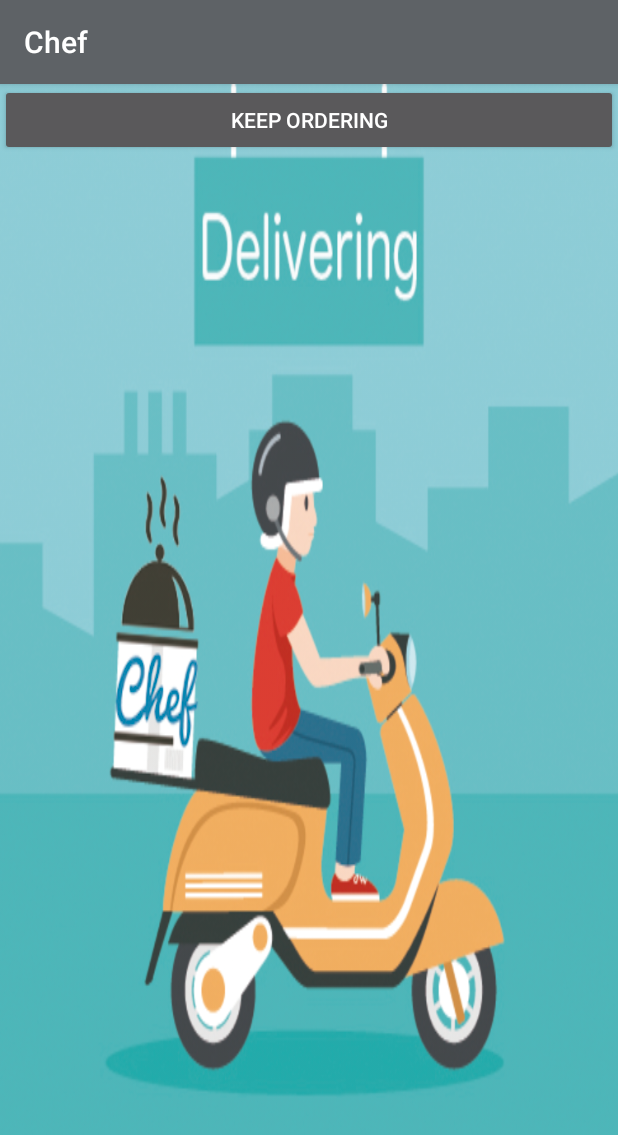
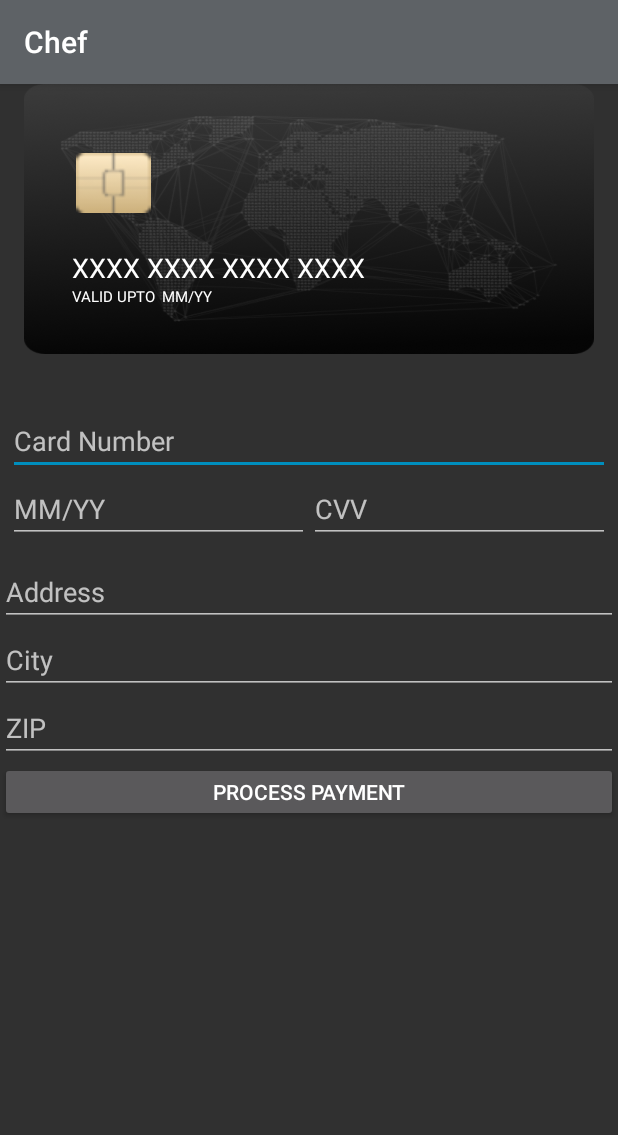
Before and after one commit to negoxp/Restaurant, an Android app: the CheckoutActivity screen opened directly, with no data from a screen before it, after a tap on "PAY", on a phone screen of 412 x 824 dp. Shown: the top 1135 px of the screen. Run offline under Robolectric (Android 15) with nearby library versions, the phone set to English and light mode, and no system bars; our stand-ins replace Firebase (no records; nobody signed in at launch, a user with empty details on screens opened directly).

Commit message:
payment process

```diff
--- a/app/build.gradle
+++ b/app/build.gradle
@@ -48,4 +48,5 @@ dependencies {
 
 
 
+
 apply plugin: 'com.google.gms.google-services'
--- a/app/src/main/AndroidManifest.xml
+++ b/app/src/main/AndroidManifest.xml
@@ -17,7 +17,6 @@
         <activity android:name=".LoginActivity">
             <intent-filter>
                 <action android:name="android.intent.action.MAIN" />
-
                 <category android:name="android.intent.category.LAUNCHER" />
             </intent-filter>
         </activity>
@@ -28,7 +27,8 @@
             android:parentActivityName=".MainActivity" />
         <activity android:name=".BookingActivity" />
         <activity android:name=".RestaurantCommentsActivity" />
-        <activity android:name=".ConfirmationActivity"></activity>
+        <activity android:name=".ConfirmationActivity" />
+        <activity android:name=".FinalizeActivity"></activity>
     </application>
 
 </manifest>
--- a/app/src/main/java/com/example/jorgeflores/restaurant/CheckoutActivity.java
+++ b/app/src/main/java/com/example/jorgeflores/restaurant/CheckoutActivity.java
@@ -11,6 +11,7 @@ import android.view.View;
 import android.widget.Button;
 import android.widget.EditText;
 import android.widget.TextView;
+import android.widget.Toast;
 
 import com.example.jorgeflores.restaurant.model.Order;
 import com.example.jorgeflores.restaurant.model.OrderDetail;
@@ -114,14 +115,14 @@ public class CheckoutActivity extends AppCompatActivity {
             public void onClick(View v) {
 
                 MainActivity.myorder.status="Ordered";
-
+                /*
                 database =  FirebaseDatabase.getInstance();
                 DatabaseReference mRef =  database.getReference().child("Orders").push();
                 mRef.setValue(MainActivity.myorder);
+                MainActivity.myorder = new Order();
+                */
 
-                MainActivity.myorder = new Order();
-
-                Intent i = new Intent(CheckoutActivity.this, ConfirmationActivity.class);
+                Intent i = new Intent(CheckoutActivity.this, FinalizeActivity.class);
                 startActivity(i);
             }
         });
--- /dev/null
+++ b/app/src/main/java/com/example/jorgeflores/restaurant/FinalizeActivity.java
@@ -0,0 +1,90 @@
+package com.example.jorgeflores.restaurant;
+
+import android.content.Intent;
+import android.support.v7.app.AppCompatActivity;
+import android.os.Bundle;
+import android.text.Editable;
+import android.text.TextWatcher;
+import android.view.View;
+import android.widget.Button;
+import android.widget.TextView;
+import android.widget.Toast;
+
+import com.example.jorgeflores.restaurant.model.Order;
+import com.google.firebase.database.DatabaseReference;
+import com.google.firebase.database.FirebaseDatabase;
+
+public class FinalizeActivity extends AppCompatActivity {
+
+    private TextView tv_card_number, tv_member_name, tv_cvv, tv_validity, mycard_number, myvalidity, mycvv, myaddress, mycity, myzip;
+    private Button btnPayment;
+    private FirebaseDatabase database;
+
+    @Override
+    protected void onCreate(Bundle savedInstanceState) {
+        super.onCreate(savedInstanceState);
+        setContentView(R.layout.activity_finalize);
+
+        tv_card_number = findViewById(R.id.tv_card_number);
+        tv_member_name = findViewById(R.id.tv_member_name);
+        tv_cvv = findViewById(R.id.tv_cvv);
+        tv_validity = findViewById(R.id.tv_validity);
+        mycard_number = findViewById(R.id.mycard_number);
+        myvalidity = findViewById(R.id.myvalidity);
+        mycvv = findViewById(R.id.mycvv);
+        btnPayment = findViewById(R.id.paybtn);
+
+        myaddress = findViewById(R.id.myaddress);
+        mycity = findViewById(R.id.mycity);
+        myzip = findViewById(R.id.myzip);
+
+
+        mycard_number.addTextChangedListener(new TextWatcher() {
+            @Override
+            public void beforeTextChanged(CharSequence s, int start, int count, int after) {}
+            @Override
+            public void onTextChanged(CharSequence s, int start, int before, int count) {}
+            @Override
+            public void afterTextChanged(Editable s) {
+                String value = s.toString();
+                tv_card_number.setText(value);
+            }
+        });
+
+        myvalidity.addTextChangedListener(new TextWatcher() {
+            @Override
+            public void beforeTextChanged(CharSequence s, int start, int count, int after) {}
+            @Override
+            public void onTextChanged(CharSequence s, int start, int before, int count) {}
+            @Override
+            public void afterTextChanged(Editable s) {
+                String value = s.toString();
+                tv_validity.setText(value);
+            }
+        });
+
+        btnPayment.setOnClickListener(new View.OnClickListener() {
+            @Override
+            public void onClick(View v) {
+
+                MainActivity.myorder.status="Paid";
+
+                MainActivity.myorder.cardnumber=mycard_number.getText().toString();
+                MainActivity.myorder.validity=myvalidity.getText().toString();
+                MainActivity.myorder.cvv=mycvv.getText().toString();
+                MainActivity.myorder.address=myaddress.getText().toString();
+                MainActivity.myorder.city=mycity.getText().toString();
+                MainActivity.myorder.zip=myzip.getText().toString();
+
+                database =  FirebaseDatabase.getInstance();
+                DatabaseReference mRef =  database.getReference().child("Orders").push();
+                mRef.setValue(MainActivity.myorder);
+                MainActivity.myorder = new Order();
+
+                Intent i = new Intent(FinalizeActivity.this, ConfirmationActivity.class);
+                startActivity(i);
+            }
+        });
+
+    }
+}
--- a/app/src/main/java/com/example/jorgeflores/restaurant/MainActivity.java
+++ b/app/src/main/java/com/example/jorgeflores/restaurant/MainActivity.java
@@ -1,7 +1,5 @@
 package com.example.jorgeflores.restaurant;
 
-import android.app.SearchManager;
-import android.content.Context;
 import android.content.Intent;
 import android.support.v4.app.FragmentManager;
 import android.support.v4.app.FragmentTransaction;
@@ -12,9 +10,7 @@ import android.view.Menu;
 import android.view.MenuInflater;
 import android.view.MenuItem;
 import android.view.View;
-import android.widget.Button;
-import android.widget.SearchView;
-import android.widget.TextView;
+import android.widget.ProgressBar;
 
 import com.example.jorgeflores.restaurant.model.Order;
 import com.example.jorgeflores.restaurant.model.Product;
@@ -30,9 +26,8 @@ import com.google.firebase.database.ValueEventListener;
 import java.util.ArrayList;
 
 public class MainActivity extends AppCompatActivity {
-    private Button signupBtn;
-    private TextView txtinfo;
     private FirebaseAuth auth;
+    private ProgressBar progressBar;
     public FirebaseDatabase database;
 
     public static ArrayList<Product> products = new ArrayList<Product>();
@@ -44,18 +39,19 @@ public class MainActivity extends AppCompatActivity {
     protected void onCreate(Bundle savedInstanceState) {
         super.onCreate(savedInstanceState);
 
-
         //Get Firebase auth instance
         auth = FirebaseAuth.getInstance();
         //todo validate auth
         setContentView(R.layout.activity_main);
 
+        progressBar = (ProgressBar) findViewById(R.id.progressBar);
         database = FirebaseDatabase.getInstance();
         DatabaseReference productsRef = database.getReference("products");
 
         productsRef.addListenerForSingleValueEvent(new ValueEventListener() {
             @Override
             public void onDataChange(DataSnapshot dataSnapshot) {
+                progressBar.setVisibility(View.VISIBLE);
                 FragmentManager fm = getSupportFragmentManager();
                 FragmentTransaction ft = fm.beginTransaction();
                 for (DataSnapshot snapshot : dataSnapshot.getChildren()) {
@@ -76,6 +72,7 @@ public class MainActivity extends AppCompatActivity {
 
                 }
                 ft.commit();
+                progressBar.setVisibility(View.GONE);
             }
             @Override
             public void onCancelled(DatabaseError databaseError) {
@@ -153,10 +150,15 @@ public class MainActivity extends AppCompatActivity {
             break;
             */
             case R.id.logout:
+                Intent intentOut = new Intent(this, FinalizeActivity.class);
+                this.startActivity(intentOut);
+                return true;
+                /*
                 auth.signOut();
                 Intent intentOut = new Intent(this, LoginActivity.class);
                 this.startActivity(intentOut);
                 return true;
+                */
             default:
                 return super.onOptionsItemSelected(item);
         }
--- a/app/src/main/java/com/example/jorgeflores/restaurant/model/Order.java
+++ b/app/src/main/java/com/example/jorgeflores/restaurant/model/Order.java
@@ -15,6 +15,14 @@ public class Order {
     public float tax;
     public float total;
     public String status;
+
+    public String cardnumber;
+    public String validity;
+    public String cvv;
+    public String address;
+    public String city;
+    public String zip;
+
     public ArrayList<OrderDetail> orderDetails;
     public Date createdAt;
     /*
--- /dev/null
+++ b/app/src/main/res/layout/activity_finalize.xml
@@ -0,0 +1,177 @@
+<?xml version="1.0" encoding="utf-8"?>
+<android.support.constraint.ConstraintLayout xmlns:android="http://schemas.android.com/apk/res/android"
+    xmlns:app="http://schemas.android.com/apk/res-auto"
+    xmlns:tools="http://schemas.android.com/tools"
+    android:layout_width="match_parent"
+    android:layout_height="match_parent"
+    tools:context="com.example.jorgeflores.restaurant.FinalizeActivity">
+
+
+    <RelativeLayout
+        android:id="@+id/rl_card"
+        android:layout_width="match_parent"
+        android:layout_height="180dp"
+        android:layout_margin="@dimen/activity_vertical_margin"
+        android:background="@drawable/ic_card_bg"
+        android:padding="@dimen/activity_horizontal_margin"
+        tools:layout_editor_absoluteX="16dp"
+        tools:layout_editor_absoluteY="16dp">
+
+        <LinearLayout
+            android:layout_width="match_parent"
+            android:layout_height="200dp"
+            android:orientation="vertical"
+            android:paddingLeft="@dimen/activity_horizontal_margin">
+
+            <ImageView
+                android:layout_width="@dimen/chip_width"
+                android:layout_height="@dimen/chip_height"
+                android:layout_marginBottom="@dimen/items_inbetween"
+                android:layout_marginTop="30dp"
+                android:src="@drawable/ic_chip" />
+
+            <TextView
+                android:id="@+id/tv_card_number"
+                android:layout_width="match_parent"
+                android:layout_height="wrap_content"
+                android:layout_marginTop="@dimen/activity_vertical_margin"
+                android:text="@string/card_number_sample"
+                android:textColor="@color/card_text_color"
+                android:textSize="@dimen/header_text" />
+
+            <LinearLayout
+                android:layout_width="match_parent"
+                android:layout_height="wrap_content"
+                android:orientation="horizontal">
+
+                <TextView
+                    android:id="@+id/tv_cvv"
+                    android:layout_width="wrap_content"
+                    android:layout_height="wrap_content"
+                    android:layout_marginRight="@dimen/items_inbetween_small"
+                    android:text="@string/card_validity_label"
+                    android:textColor="@color/card_text_color"
+                    android:textSize="@dimen/xsmall_text" />
+
+                <TextView
+                    android:id="@+id/tv_validity"
+                    android:layout_width="match_parent"
+                    android:layout_height="wrap_content"
+                    android:text="@string/card_validity_sample"
+                    android:textColor="@color/card_text_color"
+                    android:textSize="@dimen/xsmall_text" />
+
+            </LinearLayout>
+
+            <TextView
+                android:id="@+id/tv_member_name"
+                android:layout_width="match_parent"
+                android:layout_height="wrap_content"
+                android:layout_marginTop="@dimen/activity_vertical_margin"
+                android:text="text"
+                android:textAllCaps="true"
+                android:textColor="@color/card_text_color"
+                android:textSize="@dimen/medium_text" />
+
+        </LinearLayout>
+
+    </RelativeLayout>
+
+    <LinearLayout
+        android:layout_width="match_parent"
+        android:layout_height="match_parent"
+        android:layout_margin="5dp"
+        android:orientation="vertical"
+        android:paddingTop="210dp"
+        tools:layout_editor_absoluteX="2dp"
+        tools:layout_editor_absoluteY="2dp">
+
+        <EditText
+            android:id="@+id/mycard_number"
+            android:layout_width="match_parent"
+            android:layout_height="45dp"
+            android:ems="10"
+            android:hint="Card Number"
+            android:inputType="number"
+            tools:layout_editor_absoluteX="18dp"
+            tools:layout_editor_absoluteY="209dp" />
+
+        <LinearLayout
+            android:layout_width="match_parent"
+            android:layout_height="match_parent"
+            android:orientation="horizontal">
+
+            <EditText
+                android:id="@+id/myvalidity"
+                android:layout_width="match_parent"
+                android:layout_height="45dp"
+                android:layout_weight="1"
+                android:ems="10"
+                android:hint="MM/YY"
+                android:inputType="textPersonName"
+                tools:layout_editor_absoluteX="16dp"
+                tools:layout_editor_absoluteY="266dp" />
+
+            <EditText
+                android:id="@+id/mycvv"
+                android:layout_width="match_parent"
+                android:layout_height="45dp"
+                android:layout_weight="1"
+                android:ems="10"
+                android:hint="CVV"
+                android:inputType="textPersonName"
+                tools:layout_editor_absoluteX="205dp"
+                tools:layout_editor_absoluteY="266dp" />
+
+        </LinearLayout>
+
+    </LinearLayout>
+
+    <LinearLayout
+        android:layout_width="match_parent"
+        android:layout_height="match_parent"
+        android:layout_weight="1"
+        android:orientation="vertical"
+        android:paddingTop="320dp"
+        tools:layout_editor_absoluteY="511dp">
+
+        <EditText
+            android:id="@+id/myaddress"
+            android:layout_width="match_parent"
+            android:layout_height="41dp"
+            android:ems="10"
+            android:hint="Address"
+            android:inputType="textPersonName"
+            tools:layout_editor_absoluteX="19dp"
+            tools:layout_editor_absoluteY="364dp" />
+
+        <EditText
+            android:id="@+id/mycity"
+            android:layout_width="match_parent"
+            android:layout_height="45dp"
+            android:ems="10"
+            android:hint="City"
+            android:inputType="textPersonName"
+            tools:layout_editor_absoluteX="16dp"
+            tools:layout_editor_absoluteY="425dp" />
+
+        <EditText
+            android:id="@+id/myzip"
+            android:layout_width="match_parent"
+            android:layout_height="45dp"
+            android:ems="10"
+            android:hint="ZIP"
+            android:inputType="textPersonName"
+            tools:layout_editor_absoluteX="205dp"
+            tools:layout_editor_absoluteY="425dp" />
+
+        <Button
+            android:id="@+id/paybtn"
+            android:layout_width="match_parent"
+            android:layout_height="40dp"
+            android:text="Process Payment"
+            tools:layout_editor_absoluteX="17dp"
+            tools:layout_editor_absoluteY="472dp" />
+    </LinearLayout>
+
+</android.support.constraint.ConstraintLayout>
--- a/app/src/main/res/layout/activity_main.xml
+++ b/app/src/main/res/layout/activity_main.xml
@@ -14,7 +14,6 @@
     android:background="@drawable/fondo"
     tools:context="com.example.jorgeflores.restaurant.MainActivity">
 
-
     <EditText
         android:id="@+id/searchText"
         android:layout_width="match_parent"
@@ -26,6 +25,14 @@
         android:inputType="textPersonName"
         android:text="" />
 
+    <ProgressBar
+        android:id="@+id/progressBar"
+        android:layout_width="30dp"
+        android:layout_height="30dp"
+        android:layout_gravity="center|bottom"
+        android:layout_marginBottom="20dp"
+        android:visibility="visible" />
+
 
     <LinearLayout
         android:id="@+id/fragment_container"
@@ -34,5 +41,7 @@
         android:orientation="vertical" />
 
 
+
 </LinearLayout>
+
 </ScrollView>
--- a/app/src/main/res/values/colors.xml
+++ b/app/src/main/res/values/colors.xml
@@ -19,4 +19,9 @@
     <color name="btn_login_bg">#4276c2</color>
     <color name="lbl_name">#333333</color>
     <color name="btn_logut_bg">#ff6861</color>
+    <color name="card_text_color">#FFFFFF</color>
+    <color name="card_label_color">#D4D9DC</color>
+    <color name="card_cvv_color">#383838</color>
+    <color name="CTA_text">#FFFFFF</color>
+    <color name="CTA_bg">#32C25E</color>
 </resources>
--- a/app/src/main/res/values/dimens.xml
+++ b/app/src/main/res/values/dimens.xml
@@ -5,4 +5,28 @@
     <dimen name="activity_vertical_margin">16dp</dimen>
     <dimen name="fab_margin">16dp</dimen>
     <dimen name="logo_w_h">200dp</dimen>
+
+
+    <dimen name="xxsmall_text">8sp</dimen>
+    <dimen name="xsmall_text">10sp</dimen>
+    <dimen name="small_text">12sp</dimen>
+    <dimen name="medium_text">14sp</dimen>
+    <dimen name="large_text">16sp</dimen>
+    <dimen name="header_text">18sp</dimen>
+    <dimen name="nav_header_text">20sp</dimen>
+    <dimen name="count_text">30sp</dimen>
+
+    <dimen name="items_inbetween">8dp</dimen>
+    <dimen name="items_inbetween_small">4dp</dimen>
+    <dimen name="items_inbetween_medium">12dp</dimen>
+
+    <dimen name="card_height">230dp</dimen>
+    <dimen name="chip_top_margin">25dp</dimen>
+    <dimen name="chip_width">55dp</dimen>
+    <dimen name="chip_height">40dp</dimen>
+    <dimen name="cardtype_width">85dp</dimen>
+    <dimen name="cardtype_height">50dp</dimen>
+    <dimen name="margin_10">10dp</dimen>
+    <dimen name="card_margin">25dp</dimen>
+
 </resources>
--- a/app/src/main/res/values/strings.xml
+++ b/app/src/main/res/values/strings.xml
@@ -34,7 +34,16 @@
     <string name="lbl_forgot_password">Forgot password?</string>
     <string name="forgot_password_msg">We just need your registered Email Id to sent you password reset instructions.</string>
 
-    <!-- TODO: Remove or change this placeholder text -->
-    <string name="hello_blank_fragment">Hello blank fragment</string>
     <string name="title_activity_base">BaseActivity</string>
+
+    <string name="card_header">NFN CARD</string>
+    <string name="card_number_sample">XXXX XXXX XXXX XXXX</string>
+    <string name="card_validity_label">VALID UPTO</string>
+    <string name="card_validity_sample">MM/YY</string>
+    <string name="card_name_sample">CARD HOLDER</string>
+
+    <string name="card_holders_name">Card Holder\'s Name</string>
+    <string name="card_number">Card Number</string>
+    <string name="card_validity">Expires</string>
+    <string name="card_cvv">CVV/CVC Number</string>
 </resources>
```
Also changed, not shown: app/src/main/res/drawable-v24/ic_card_back.png (added), app/src/main/res/drawable-v24/ic_card_bg.png (added), app/src/main/res/drawable-v24/ic_chip.png (added).
